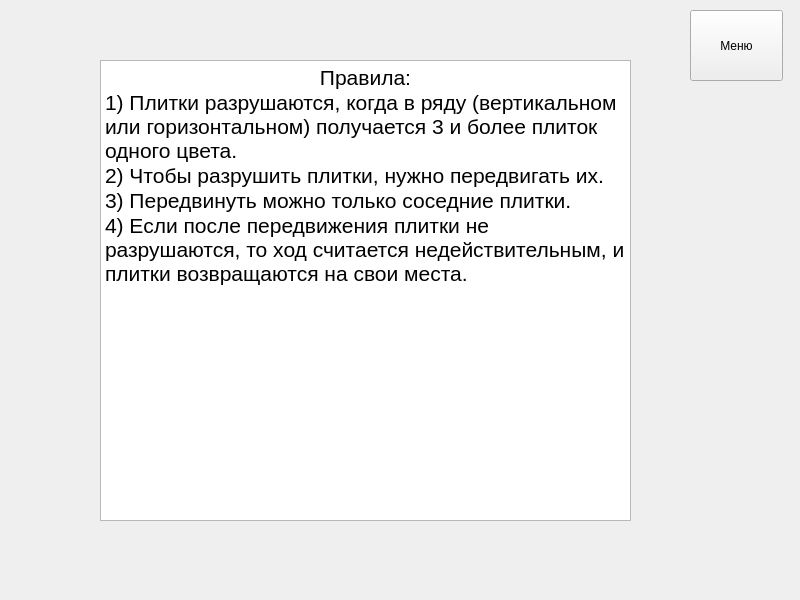
SaVyrin/Languages-and-Programming-Systems, file Task5/Resources/ui/forms/rules.ui: the form before one commit.
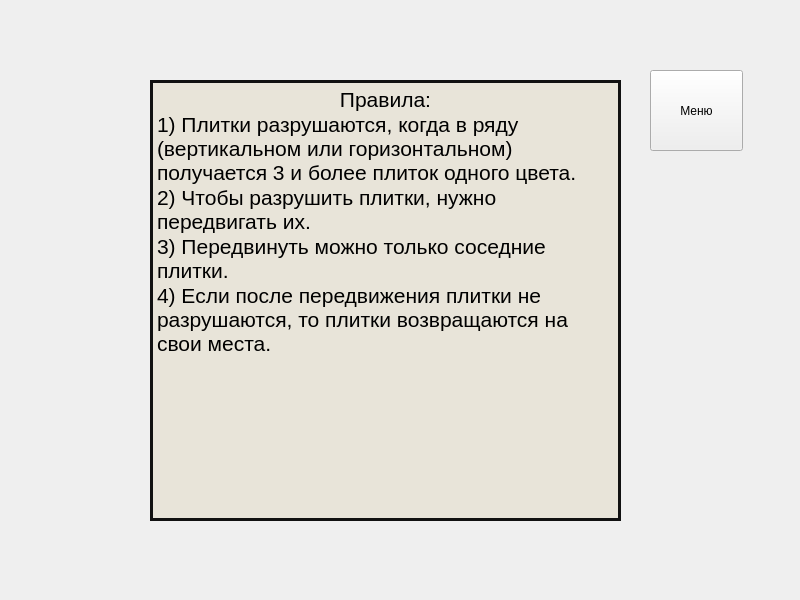
The form after the commit.

Commit message: Task 5 Added costumization(icon, titles, backgrounds)

Patch:
```diff
--- a/Task5/Resources/ui/forms/rules.ui
+++ b/Task5/Resources/ui/forms/rules.ui
@@ -11,31 +11,41 @@
    </rect>
   </property>
   <property name="windowTitle">
-   <string>MainWindow</string>
+   <string>Пекинская опера</string>
+  </property>
+  <property name="styleSheet">
+   <string notr="true"/>
   </property>
   <widget class="QWidget" name="centralwidget">
    <widget class="QPushButton" name="menuButton">
     <property name="geometry">
      <rect>
-      <x>690</x>
-      <y>10</y>
+      <x>650</x>
+      <y>70</y>
       <width>93</width>
-      <height>71</height>
+      <height>81</height>
      </rect>
     </property>
+    <property name="styleSheet">
+     <string notr="true"/>
+    </property>
     <property name="text">
      <string>Меню</string>
     </property>
    </widget>
-   <widget class="QTextEdit" name="textEdit">
+   <widget class="QTextBrowser" name="textBrowser">
     <property name="geometry">
      <rect>
-      <x>100</x>
-      <y>60</y>
-      <width>531</width>
-      <height>461</height>
+      <x>150</x>
+      <y>80</y>
+      <width>471</width>
+      <height>441</height>
      </rect>
     </property>
+    <property name="styleSheet">
+     <string notr="true">background-color: rgba(232, 228, 216, 0.95);
+border: 3px solid #111;</string>
+    </property>
     <property name="html">
      <string>&lt;!DOCTYPE HTML PUBLIC &quot;-//W3C//DTD HTML 4.0//EN&quot; &quot;http://www.w3.org/TR/REC-html40/strict.dtd&quot;&gt;
 &lt;html&gt;&lt;head&gt;&lt;meta name=&quot;qrichtext&quot; content=&quot;1&quot; /&gt;&lt;style type=&quot;text/css&quot;&gt;
@@ -45,7 +55,7 @@
 &lt;p style=&quot; margin-top:0px; margin-bottom:0px; margin-left:0px; margin-right:0px; -qt-block-indent:0; text-indent:0px;&quot;&gt;&lt;span style=&quot; font-size:16pt;&quot;&gt;1) Плитки разрушаются, когда в ряду (вертикальном или горизонтальном) получается 3 и более плиток одного цвета.&lt;/span&gt;&lt;/p&gt;
 &lt;p style=&quot; margin-top:0px; margin-bottom:0px; margin-left:0px; margin-right:0px; -qt-block-indent:0; text-indent:0px;&quot;&gt;&lt;span style=&quot; font-size:16pt;&quot;&gt;2) Чтобы разрушить плитки, нужно передвигать их.&lt;/span&gt;&lt;/p&gt;
 &lt;p style=&quot; margin-top:0px; margin-bottom:0px; margin-left:0px; margin-right:0px; -qt-block-indent:0; text-indent:0px;&quot;&gt;&lt;span style=&quot; font-size:16pt;&quot;&gt;3) Передвинуть можно только соседние плитки.&lt;/span&gt;&lt;/p&gt;
-&lt;p style=&quot; margin-top:0px; margin-bottom:0px; margin-left:0px; margin-right:0px; -qt-block-indent:0; text-indent:0px;&quot;&gt;&lt;span style=&quot; font-size:16pt;&quot;&gt;4) Если после передвижения плитки не разрушаются, то ход считается недействительным, и плитки возвращаются на свои места.&lt;/span&gt;&lt;/p&gt;&lt;/body&gt;&lt;/html&gt;</string>
+&lt;p style=&quot; margin-top:0px; margin-bottom:0px; margin-left:0px; margin-right:0px; -qt-block-indent:0; text-indent:0px;&quot;&gt;&lt;span style=&quot; font-size:16pt;&quot;&gt;4) Если после передвижения плитки не разрушаются, то плитки возвращаются на свои места.&lt;/span&gt;&lt;/p&gt;&lt;/body&gt;&lt;/html&gt;</string>
     </property>
    </widget>
   </widget>
```
Left out of the diff: 4 changed lines with no effect on the pictures. The commit also changes 16 other files.
